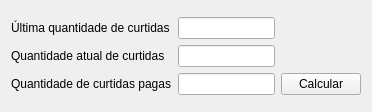
Old version of the form CC/MainWindow.ui in the repository gusmd/jocppqt.
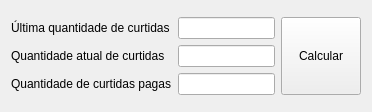
New version of the form.

Commit message: Changing Qt Final Project

The edit to the form file:
```diff
--- a/CC/MainWindow.ui
+++ b/CC/MainWindow.ui
@@ -17,13 +17,6 @@
    <layout class="QGridLayout" name="gridLayout">
     <item row="0" column="0">
      <layout class="QGridLayout" name="gridLayout_2">
-      <item row="3" column="2">
-       <widget class="QPushButton" name="butao">
-        <property name="text">
-         <string>Calcular</string>
-        </property>
-       </widget>
-      </item>
       <item row="3" column="0">
        <widget class="QLabel" name="label_3">
         <property name="text">
@@ -92,6 +85,19 @@
       <item row="3" column="1">
        <widget class="QLineEdit" name="num3Edit"/>
       </item>
+      <item row="1" column="2" rowspan="3">
+       <widget class="QPushButton" name="butao">
+        <property name="sizePolicy">
+         <sizepolicy hsizetype="Minimum" vsizetype="Expanding">
+          <horstretch>0</horstretch>
+          <verstretch>0</verstretch>
+         </sizepolicy>
+        </property>
+        <property name="text">
+         <string>Calcular</string>
+        </property>
+       </widget>
+      </item>
      </layout>
     </item>
    </layout>
```
The commit also changes 1 other file.
